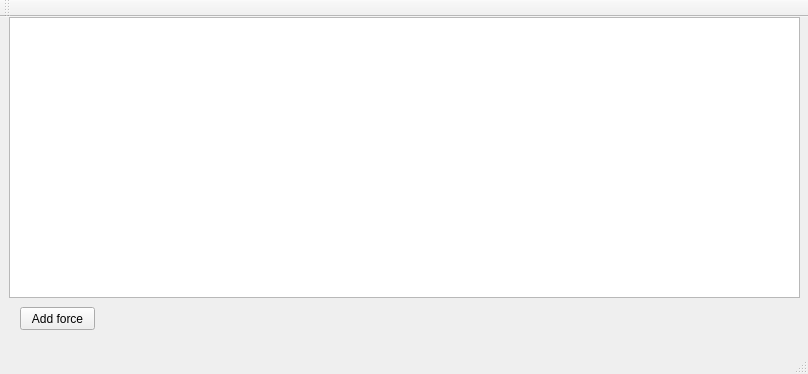
Above: Symulator/mainwindow.ui from jakubt33/Inverted_Pendulum_Symulator before the change. Below: the same form after it.
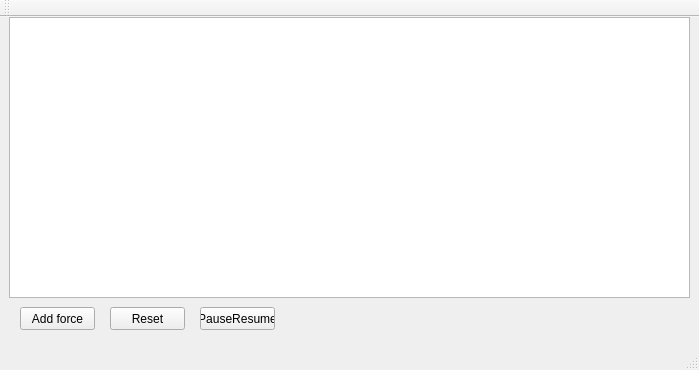
That is the form after the change.

What changed in the file:
```diff
--- a/Symulator/mainwindow.ui
+++ b/Symulator/mainwindow.ui
@@ -6,8 +6,8 @@
    <rect>
     <x>0</x>
     <y>0</y>
-    <width>808</width>
-    <height>374</height>
+    <width>699</width>
+    <height>370</height>
    </rect>
   </property>
   <property name="windowTitle">
@@ -19,7 +19,7 @@
      <rect>
       <x>9</x>
       <y>0</y>
-      <width>791</width>
+      <width>681</width>
       <height>281</height>
      </rect>
     </property>
@@ -49,6 +49,32 @@
      <string>Add force</string>
     </property>
    </widget>
+   <widget class="QPushButton" name="buttonReset">
+    <property name="geometry">
+     <rect>
+      <x>110</x>
+      <y>290</y>
+      <width>75</width>
+      <height>23</height>
+     </rect>
+    </property>
+    <property name="text">
+     <string>Reset</string>
+    </property>
+   </widget>
+   <widget class="QPushButton" name="buttonPauseResume">
+    <property name="geometry">
+     <rect>
+      <x>200</x>
+      <y>290</y>
+      <width>75</width>
+      <height>23</height>
+     </rect>
+    </property>
+    <property name="text">
+     <string>PauseResume</string>
+    </property>
+   </widget>
   </widget>
   <widget class="QMenuBar" name="menuBar">
    <property name="geometry">
```
Left out of the diff: 4 changed lines with no effect on the pictures.
